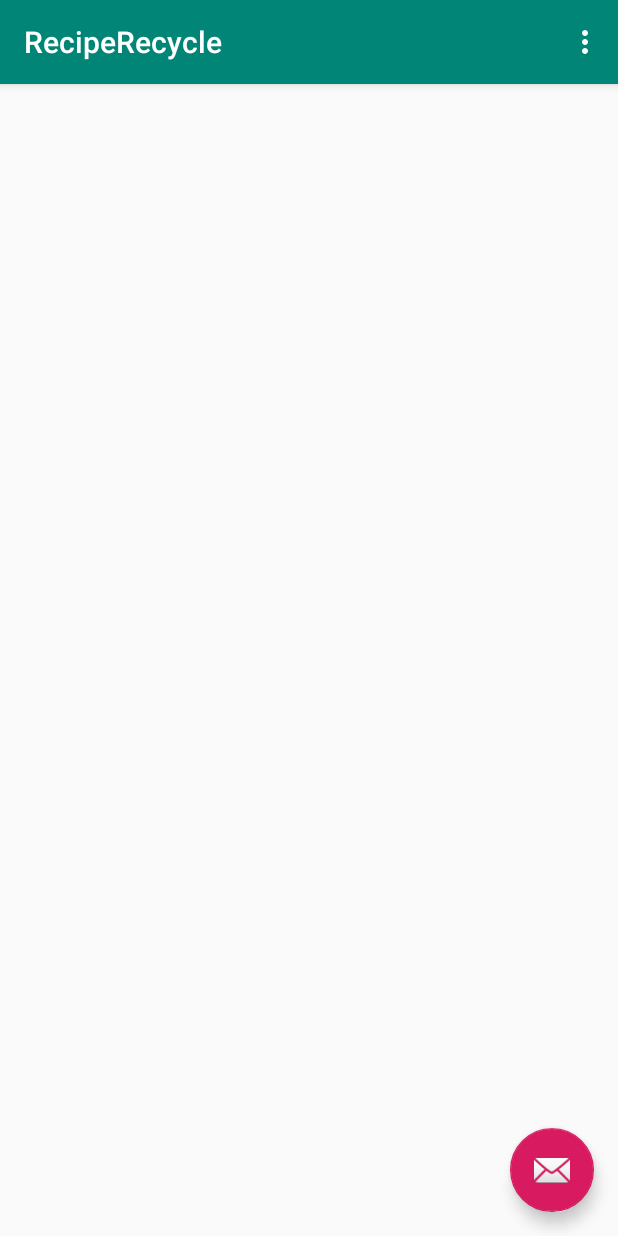
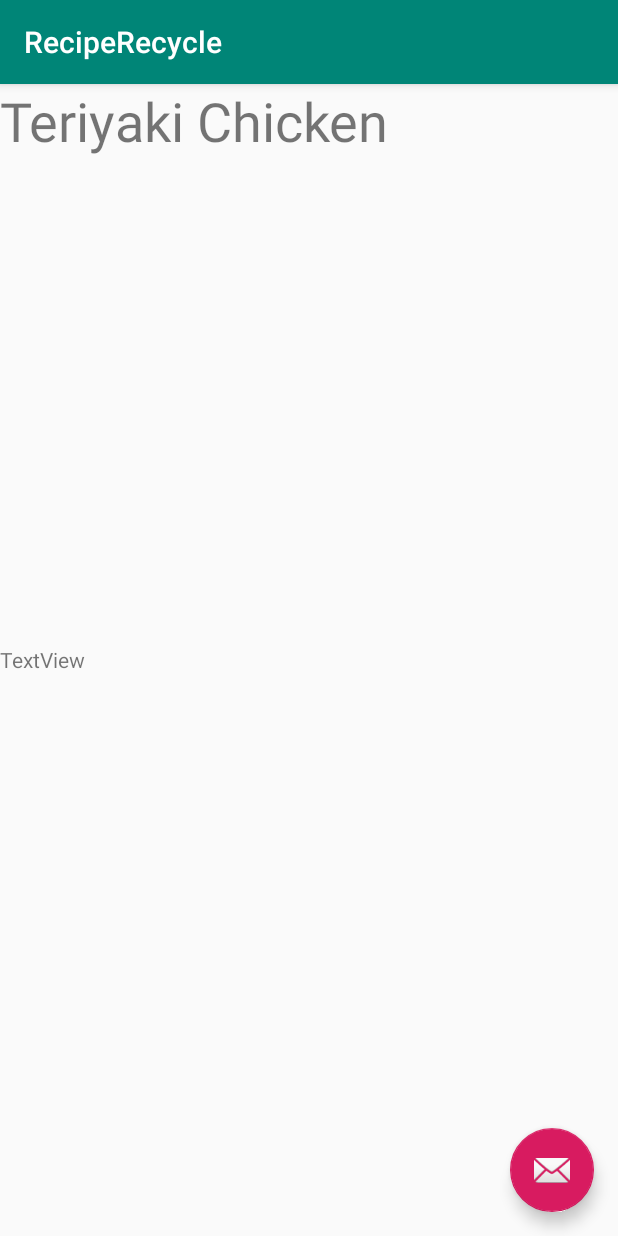
Before and after one commit to MisterPoster/RecipeRecycle, an Android app: the screen it shows after launch (MainActivity), on a phone screen of 412 x 824 dp. Run offline under Robolectric (Android 15) with nearby library versions, the phone set to English and light mode, and no system bars; 2 statements that could not run were skipped.

Commit message:
Completion Update!

```diff
--- a/app/src/main/java/com/example/reciperecycle/MainActivity.java
+++ b/app/src/main/java/com/example/reciperecycle/MainActivity.java
@@ -15,12 +15,15 @@ import android.view.View;
 import android.view.Menu;
 import android.view.MenuItem;
 
+import java.util.ArrayList;
+
 import static androidx.recyclerview.widget.RecyclerView.*;
 
-public class MainActivity extends AppCompatActivity implements View.OnClickListener
+public class MainActivity extends AppCompatActivity
 {
     RecyclerView rc;
-    String[] items;
+    ArrayList<String> items = new ArrayList<>();
+    ArrayList<String> des = new ArrayList<>();
 
     @Override
     protected void onCreate(Bundle savedInstanceState)
@@ -30,46 +33,28 @@ public class MainActivity extends AppCompatActivity implements View.OnClickListe
         Toolbar toolbar = findViewById(R.id.toolbar);
         setSupportActionBar(toolbar);
 
-        FloatingActionButton fab = findViewById(R.id.fab);
-        fab.setOnClickListener(new View.OnClickListener() {
-            @Override
-            public void onClick(View view) {
-                Snackbar.make(view, "Replace with your own action", Snackbar.LENGTH_LONG)
-                        .setAction("Action", null).show();
-            }
-        });
-
-        rc = (RecyclerView) findViewById(R.id.recipe);
-        rc.setLayoutManager(new LinearLayoutManager(this));
-        rc.setAdapter(new RecipeAdapter(this, items));
+        writeRecipes ();
     }
 
-    @Override
-    public void onClick(View view)
+    public void writeRecipes ()
     {
-        Intent i = new Intent (getBaseContext(), RecipeActivity.class);
-        startActivity (i);
+        items.add ("Teriyaki Chicken");
+        des.add ("Because it is exotic for many people!");
+
+        items.add ("Two-Minute Chocolate Mug Cake");
+        des.add ("Because everyone needs a backup food to eat.");
+
+        items.add ("Homemade Pizza");
+        items.add ("Because we all need something to chill to.");
+
+        rcView ();
     }
 
-    @Override
-    public boolean onCreateOptionsMenu(Menu menu) {
-        // Inflate the menu; this adds items to the action bar if it is present.
-        getMenuInflater().inflate(R.menu.menu_main, menu);
-        return true;
+    public void rcView ()
+    {
+        rc = findViewById (R.id.recipe);
+        RecipeAdapter adapt = new RecipeAdapter (this, items, des);
+        rc.setAdapter (adapt);
+        rc.setLayoutManager (new LinearLayoutManager (this));
     }
-
-    @Override
-    public boolean onOptionsItemSelected(MenuItem item) {
-        // Handle action bar item clicks here. The action bar will
-        // automatically handle clicks on the Home/Up button, so long
-        // as you specify a parent activity in AndroidManifest.xml.
-        int id = item.getItemId();
-
-        //noinspection SimplifiableIfStatement
-        if (id == R.id.action_settings) {
-            return true;
-        }
-
-        return super.onOptionsItemSelected(item);
-    }
-}
+} //END OF PROJECT
--- a/app/src/main/java/com/example/reciperecycle/RecipeAdapter.java
+++ b/app/src/main/java/com/example/reciperecycle/RecipeAdapter.java
@@ -5,53 +5,83 @@ import android.content.Intent;
 import android.view.LayoutInflater;
 import android.view.View;
 import android.view.ViewGroup;
+import android.widget.LinearLayout;
 import android.widget.TextView;
 
-import androidx.annotation.NonNull;
 import androidx.recyclerview.widget.RecyclerView;
+import androidx.recyclerview.widget.RecyclerView.ViewHolder;
 
-public class RecipeAdapter extends RecyclerView.Adapter<RecyclerView.ViewHolder>
+import java.util.ArrayList;
+
+public class RecipeAdapter extends RecyclerView.Adapter<RecipeAdapter.ViewHolder>
 {
     Context c;
-    String[] r;
+    ArrayList<String> r;
+    ArrayList<String> d;
 
-    public RecipeAdapter (Context c, String[] r)
+    public RecipeAdapter (Context c, ArrayList<String> r, ArrayList<String> d)
     {
         this.c = c;
         this.r = r;
+        this.d = d;
     }
 
-    @NonNull
-    @Override
-    public RecyclerView.ViewHolder onCreateViewHolder(@NonNull ViewGroup parent, int viewType)
+    public ViewHolder onCreateViewHolder (ViewGroup parent, int viewType)
     {
-        LayoutInflater inflater = LayoutInflater.from (c);
-        View row = inflater.inflate (R.layout.content_row, parent, false);
-        Item item = new Item(row);
-        return item;
+        View view = LayoutInflater.from (parent.getContext ()).inflate (R.layout.activity_recipe, parent, false);
+        ViewHolder base = new ViewHolder (view);
+
+        return base;
     }
 
-    @Override
-    public void onBindViewHolder(@NonNull RecyclerView.ViewHolder holder, int position)
+
+    public void onBindViewHolder (ViewHolder holder, final int position)
     {
-        ((Item) holder).tv.setText ("Cookies" + position);
+        String name = r.get (position);
+        holder.tv_recipe.setText (name);
+
+        holder.parent.setOnClickListener(new View.OnClickListener() {
+            @Override
+            public void onClick(View view)
+            {
+                if (r.get (position).equals ("Teriyaki Chicken"))
+                {
+                    Intent i = new Intent (c, teriyakiAct.class);
+                    c.startActivity(i);
+                }
+                if (r.get (position).equals ("Two-Minute Chocolate Mug Cake"))
+                {
+                    Intent i = new Intent (c, chocolateAct.class);
+                    c.startActivity(i);
+                }
+                if (r.get (position).equals ("Homemade Pizza"))
+                {
+                    Intent i = new Intent (c, pizzaAct.class);
+                    c.startActivity(i);
+                }
+            }
+        });
     }
 
-    @Override
-    public int getItemCount()
+    public int getItemCount ()
     {
-        return r.length;
+        return r.size ();
     }
 
-    class Item extends RecyclerView.ViewHolder
+    class ViewHolder extends RecyclerView.ViewHolder
     {
-        TextView tv;
+        TextView tv_recipe;
+        TextView tv_des;
 
-        public Item(@NonNull View itemView)
+        LinearLayout parent;
+
+        public ViewHolder (View itemView)
         {
             super(itemView);
 
-            tv = (TextView) itemView.findViewById (R.id.head);
+            tv_recipe = (TextView) itemView.findViewById (R.id.title);
+            tv_des = (TextView) itemView.findViewById (R.id.body);
+            parent = itemView.findViewById (R.id.parent_ly);
         }
     }
 }
--- a/app/src/main/res/layout/activity_recipe.xml
+++ b/app/src/main/res/layout/activity_recipe.xml
@@ -2,6 +2,7 @@
 <RelativeLayout xmlns:android="http://schemas.android.com/apk/res/android"
     xmlns:app="http://schemas.android.com/apk/res-auto"
     xmlns:tools="http://schemas.android.com/tools"
+    android:id="@+id/parent_ly"
     android:layout_width="match_parent"
     android:layout_height="match_parent"
     tools:context=".RecipeActivity">
@@ -10,7 +11,7 @@
         android:id="@+id/title"
         android:layout_width="match_parent"
         android:layout_height="wrap_content"
-        android:text="Triple the Ginger Cookies "
+        android:text="TextView"
         android:textSize="36sp" />
 
     <TextView
@@ -18,5 +19,5 @@
         android:layout_width="wrap_content"
         android:layout_height="wrap_content"
         android:layout_centerVertical="true"
-        android:text="In a large bowl, cream together the butter and brown sugar until smooth. Beat in the egg and molasses. Combine the flour, ground ginger, baking soda, and salt; stir into the molasses mixture using a wooden spoon. Mix in the fresh and crystallized gingers. Cover, and refrigerate dough for at least 2 hours, or overnight." />
+        android:text="TextView" />
 </RelativeLayout>
```
Also changed, not shown: app/src/main/AndroidManifest.xml (+24 -1 lines), app/src/main/java/com/example/reciperecycle/chocolateAct.java (added, +16 -0 lines), app/src/main/java/com/example/reciperecycle/pizzaAct.java (added, +16 -0 lines), app/src/main/java/com/example/reciperecycle/teriyakiAct.java (added, +16 -0 lines), app/src/main/res/layout/activity_chocolate.xml (added, +35 -0 lines), app/src/main/res/layout/activity_pizza.xml (added, +35 -0 lines), app/src/main/res/layout/activity_teriyaki.xml (added, +35 -0 lines).
